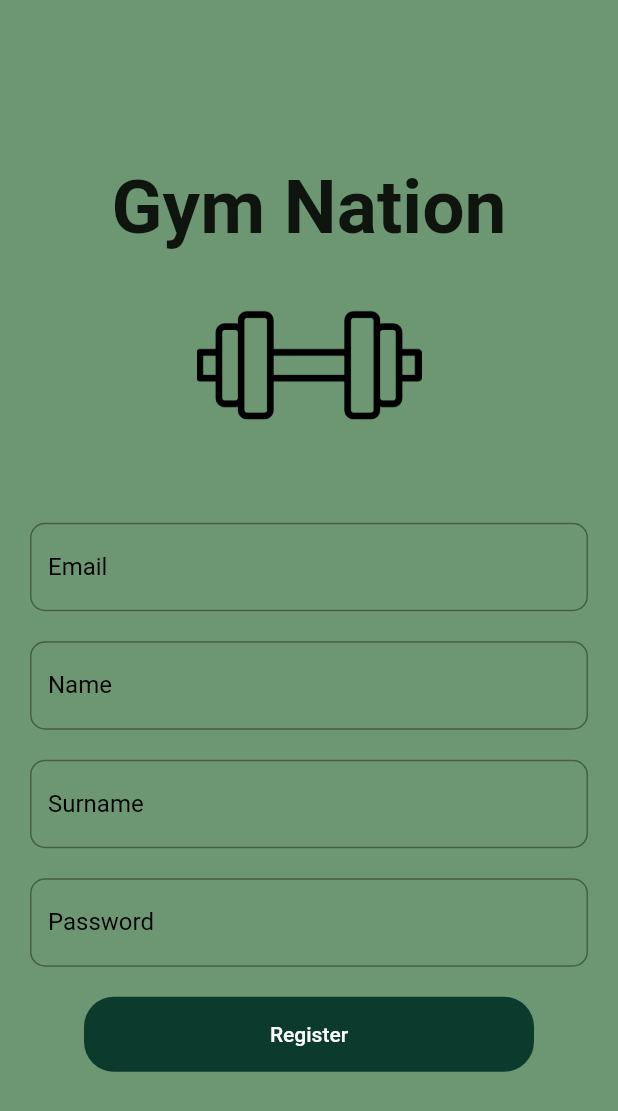
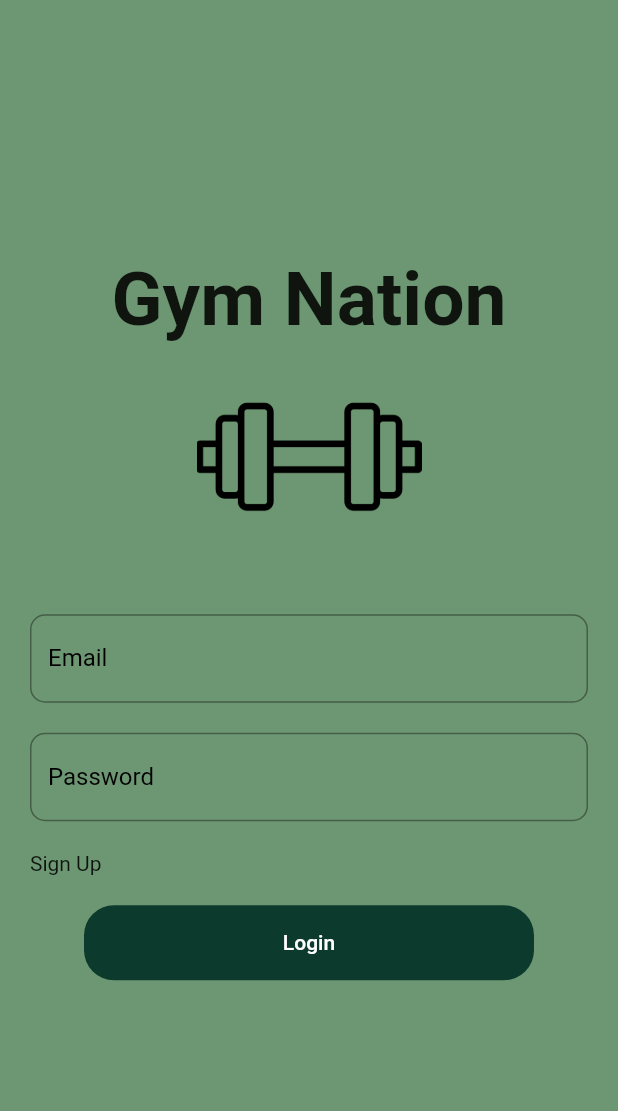
Before and after one commit to pamlotriet/workout_tracking, a Flutter app: the screen it shows after launch, on a phone screen of 412 x 824 dp. Shown: the top 1111 px of the screen. Run offline on Flutter 3.47's test engine with Material 2 defaults, Android fonts, the phone set to English and light mode, and no system bars.

Commit message:
Login Screen Design

```diff
--- a/workout_tracker/lib/main.dart
+++ b/workout_tracker/lib/main.dart
@@ -1,4 +1,5 @@
 import 'package:flutter/material.dart';
+import 'package:workout_tracker/pages/login.dart';
 import 'package:workout_tracker/pages/register.dart';
 
 void main() {
@@ -16,7 +17,7 @@ class MainPage extends StatelessWidget {
       theme: ThemeData(scaffoldBackgroundColor: Color(0xff6D9773)),
       title: 'Flutter Demo',
       home: Scaffold(
-        body: Register(),
+        body: Login(),
       ),
     );
   }
--- a/workout_tracker/lib/pages/login.dart
+++ b/workout_tracker/lib/pages/login.dart
@@ -1 +1,74 @@
 import 'package:flutter/material.dart';
+
+import '../components/input_text/input_text.dart';
+
+class Login extends StatelessWidget {
+  const Login({super.key});
+
+  @override
+  Widget build(BuildContext context) {
+    return Container(
+        width: double.infinity,
+        child: Padding(
+            padding: const EdgeInsets.all(20.0),
+            child:
+                Column(mainAxisAlignment: MainAxisAlignment.center, children: [
+              Text(
+                'Gym Nation',
+                style: TextStyle(
+                    fontFamily: 'Roboto',
+                    fontSize: 50.0,
+                    fontWeight: FontWeight.bold),
+              ),
+              Container(
+                  child: Image.asset(
+                'assets/images/dumbell.png',
+                height: 150.0,
+                width: 200.0,
+              )),
+              SizedBox(
+                height: 30.0,
+              ),
+              InputText(
+                labelText: 'Email',
+              ),
+              SizedBox(
+                height: 20.0,
+              ),
+              InputText(
+                labelText: 'Password',
+              ),
+              SizedBox(
+                height: 20.0,
+              ),
+              Row(
+                children: [Text('Sign Up')],
+              ),
+              SizedBox(
+                height: 20.0,
+              ),
+              Row(
+                mainAxisAlignment: MainAxisAlignment.center,
+                children: [
+                  SizedBox(
+                    width: 300.0,
+                    height: 50.0,
+                    child: TextButton(
+                        onPressed: () => {},
+                        child: Text(
+                          'Login',
+                          style: TextStyle(color: Colors.white),
+                        ),
+                        style: ButtonStyle(
+                            backgroundColor:
+                                MaterialStateProperty.all(Color(0xff0c3b2e)),
+                            shape: MaterialStateProperty.all(
+                              RoundedRectangleBorder(
+                                  borderRadius: BorderRadius.circular(20.0)),
+                            ))),
+                  ),
+                ],
+              ),
+            ])));
+  }
+}
```
